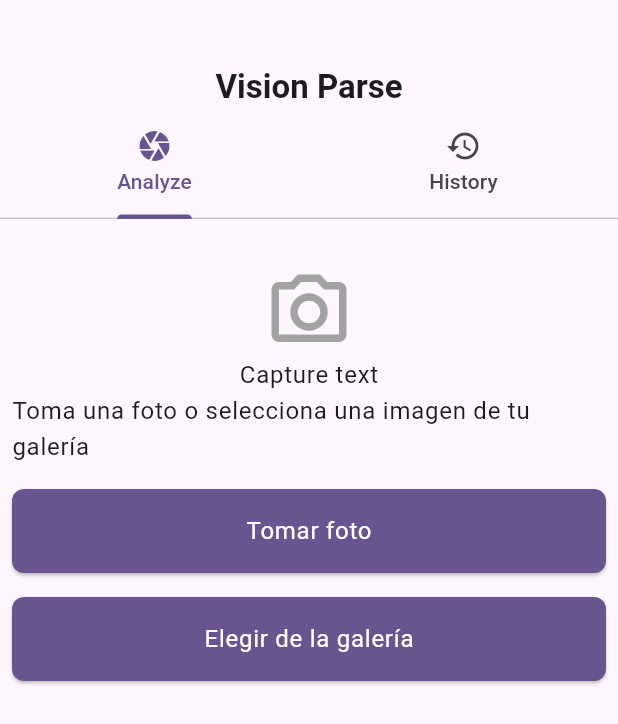
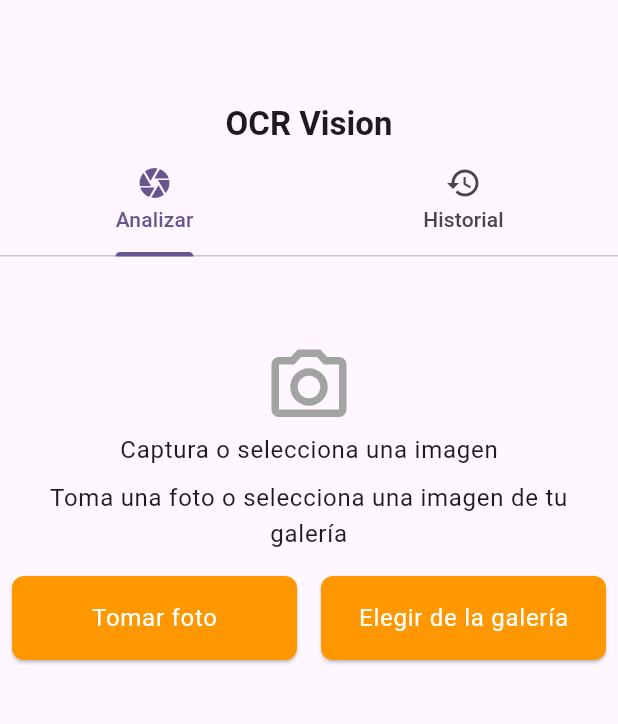
Before and after one commit to MiguelHG2351/vision_parse, a Flutter app: the screen it shows after launch, on a phone screen of 412 x 824 dp. Shown: the top 724 px of the screen. Run offline on Flutter 3.47's test engine with Material 3 defaults, Android fonts, the light colour scheme and no system bars; our stand-ins replace flutter_svg, image_cropper, image_picker, permission_handler, share_plus; missing offline and left inert: contacts_service_plus, google_mlkit_text_recognition.

Commit message:
feat: new colors for the OCR app

```diff
--- a/lib/widgets/analyze_tab.dart
+++ b/lib/widgets/analyze_tab.dart
@@ -51,7 +51,7 @@ class _AnalyzeTabState extends State<AnalyzeTab> {
 
   Future<void> _processImage() async {
     final inputImage = InputImage.fromFilePath(_selectedImage!.path);
-    final textRecognizer = TextRecognizer();
+    final textRecognizer = TextRecognizer(script: TextRecognitionScript.latin);
     setState(() {
       isProcessing = true;
     });
@@ -129,25 +129,26 @@ class _AnalyzeTabState extends State<AnalyzeTab> {
                         height: 60,
                       ),
                       Text(
-                        'Capture text',
+                        'Captura o selecciona una imagen',
                         style: Theme.of(context).textTheme.bodyLarge,
                       ),
+                      SizedBox(height: 8),
                       Text(
                         'Toma una foto o selecciona una imagen de tu galería',
+                        textAlign: TextAlign.center,
                         style: Theme.of(context).textTheme.bodyLarge,
                       ),
                     ],
                   ),
                 SizedBox(height: 16),
                 if (_selectedImage == null)
-                  Column(
+                  Row(
                     children: [
-                      SizedBox(
-                        width: double.infinity,
+                      Expanded(
                         child: ElevatedButton(
                           style: ButtonStyle(
                             padding: WidgetStateProperty.all(const EdgeInsets.all(16.0)),
-                            backgroundColor: WidgetStateProperty.all(Theme.of(context).colorScheme.primary),
+                            backgroundColor: WidgetStateProperty.all(Colors.orange),
                             shape: WidgetStateProperty.all(
                               RoundedRectangleBorder(
                                 borderRadius: BorderRadius.circular(8.0),
@@ -158,13 +159,12 @@ class _AnalyzeTabState extends State<AnalyzeTab> {
                           child: Text('Tomar foto', style: Theme.of(context).textTheme.bodyLarge?.copyWith(color: Colors.white)),
                         ),
                       ),
-                      SizedBox(height: 16),
-                      SizedBox(
-                        width: double.infinity,
+                      SizedBox(width: 16),
+                      Expanded(
                         child: ElevatedButton(
                           style: ButtonStyle(
                             padding: WidgetStateProperty.all(const EdgeInsets.all(16.0)),
-                            backgroundColor: WidgetStateProperty.all(Theme.of(context).colorScheme.primary),
+                            backgroundColor: WidgetStateProperty.all(Colors.orange),
                             shape: WidgetStateProperty.all(
                               RoundedRectangleBorder(
                                 borderRadius: BorderRadius.circular(8.0),
@@ -174,14 +174,15 @@ class _AnalyzeTabState extends State<AnalyzeTab> {
                           onPressed: _pickImageFromGallery,
                           child: Text('Elegir de la galería', style: Theme.of(context).textTheme.bodyLarge?.copyWith(color: Colors.white)),
                         ),
-                      )
+                      ),
                     ],
                   )
                 else
                   Column(
                     children: [
-                      SizedBox(
-                        width: double.infinity,
+                      Row(
+                        children: [
+                          Expanded(
                             child: ElevatedButton(
                               style: ButtonStyle(
                                 padding: WidgetStateProperty.all(const EdgeInsets.all(16.0)),
@@ -208,13 +209,12 @@ class _AnalyzeTabState extends State<AnalyzeTab> {
                               ),
                             ),
                           ),
-                      const SizedBox(height: 16),
-                      SizedBox(
-                        width: double.infinity,
+                          SizedBox(width: 16),
+                          Expanded(
                             child: ElevatedButton(
                               style: ButtonStyle(
                                 padding: WidgetStateProperty.all(const EdgeInsets.all(16.0)),
-                            backgroundColor: WidgetStateProperty.all(Theme.of(context).colorScheme.primary),
+                                backgroundColor: WidgetStateProperty.all(Colors.orange),
                                 foregroundColor: WidgetStateProperty.all(Colors.white),
                                 overlayColor: WidgetStateProperty.resolveWith<Color?>(
                                   (Set<WidgetState> states) {
@@ -236,6 +236,8 @@ class _AnalyzeTabState extends State<AnalyzeTab> {
                                 style: Theme.of(context).textTheme.bodyLarge?.copyWith(color: Colors.white),
                               ),
                             ),
+                          ),
+                        ],
                       ),
                       SizedBox(height: 16),
                       SizedBox(
--- a/lib/widgets/sliver_appbar.dart
+++ b/lib/widgets/sliver_appbar.dart
@@ -21,15 +21,15 @@ class SliverAppbar extends SliverPersistentHeaderDelegate {
                   mainAxisAlignment: MainAxisAlignment.center,
                   children: [
                     Text(
-                      'Vision Parse',
+                      'OCR Vision',
                       style: Theme.of(context).textTheme.titleLarge?.copyWith(
                         fontWeight: FontWeight.bold,
                       ),
                     ),
                     TabBar(
                       tabs: [
-                        Tab(icon: Icon(Icons.camera), child: Text('Analyze')),
-                        Tab(icon: Icon(Icons.history), child: Text('History')),
+                        Tab(icon: Icon(Icons.camera), child: Text('Analizar')),
+                        Tab(icon: Icon(Icons.history), child: Text('Historial')),
                       ],
                     ),
                   ],
@@ -43,10 +43,10 @@ class SliverAppbar extends SliverPersistentHeaderDelegate {
   }
 
   @override
-  double get maxExtent => 170;
+  double get maxExtent => 220;
 
   @override
-  double get minExtent => 170;
+  double get minExtent => 140;
 
   @override
   bool shouldRebuild(covariant SliverPersistentHeaderDelegate oldDelegate) {
```
Also changed, not shown: 3 other files. Lines whose indentation alone changed are shown as unchanged.
